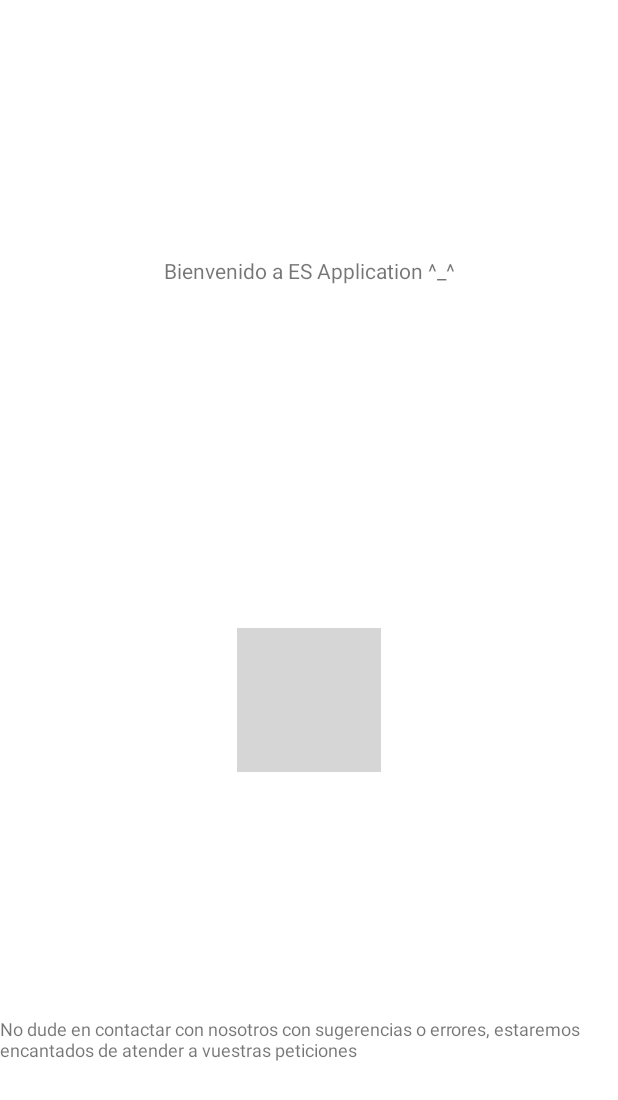
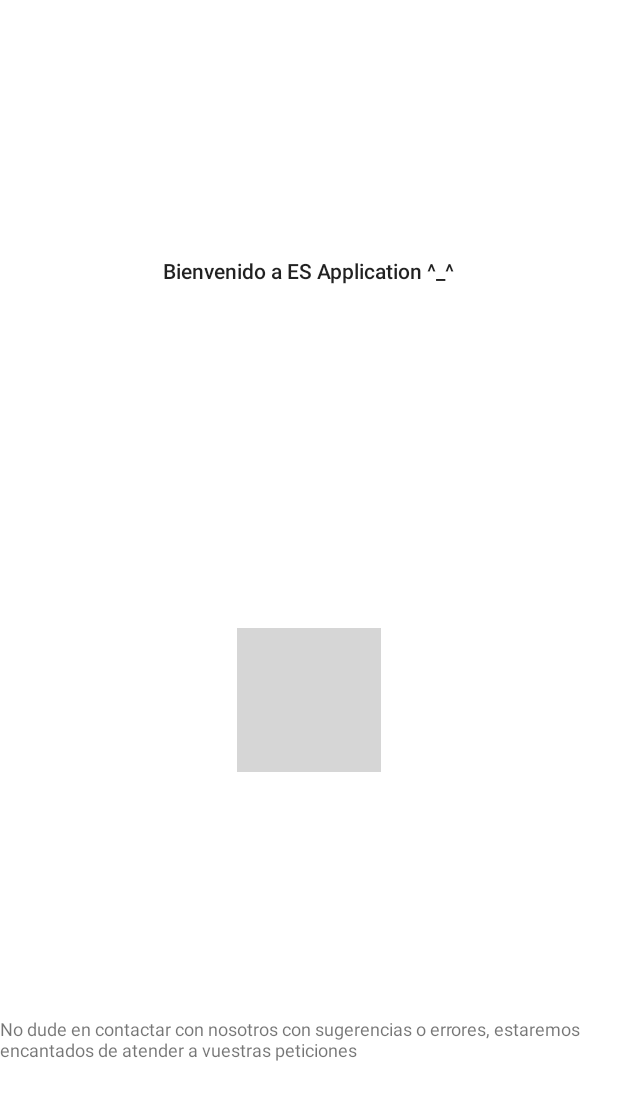
Before and after one commit to dragonblack404/ProyectoAndroid, an Android app: the layout activity_main.xml on its own in the app's theme, with its tools: preview values and no code run, on a phone screen of 412 x 824 dp. Shown: the top 1100 px of the screen. Run offline under Robolectric (Android 15) with nearby library versions, the phone set to English and light mode, and no system bars; grey boxes are pictures that could not be loaded.

Commit message:
commit 4
main terminado, comienzo nueva activity

```diff
--- a/app/src/main/java/com/example/projectprimtrim/MainActivity.java
+++ b/app/src/main/java/com/example/projectprimtrim/MainActivity.java
@@ -4,6 +4,7 @@ import androidx.annotation.NonNull;
 import androidx.appcompat.app.AppCompatActivity;
 
 import android.content.Intent;
+import android.graphics.BitmapFactory;
 import android.os.Bundle;
 import android.view.Menu;
 import android.view.MenuItem;
@@ -32,6 +33,7 @@ public class MainActivity extends AppCompatActivity {
     @Override
     public boolean onOptionsItemSelected(@NonNull MenuItem item) {
         Intent cambiarActividad;
+        //Option
 
         //Arrancaremos las actividades correspondientes,y ademas lanzaremos unos Toast para avisar
         // al usuario por donde se encuentra
--- a/app/src/main/res/layout/activity_main.xml
+++ b/app/src/main/res/layout/activity_main.xml
@@ -8,37 +8,40 @@
 
 
     <ImageView
-        android:id="@+id/imageView2"
+        android:id="@+id/imageInit"
         android:layout_width="wrap_content"
         android:layout_height="wrap_content"
         android:layout_marginTop="65dp"
-        app:layout_constraintBottom_toTopOf="@+id/textView3"
+        android:background="#FAFAFA"
+        app:layout_constraintBottom_toTopOf="@+id/textInitDown"
         app:layout_constraintEnd_toEndOf="parent"
         app:layout_constraintStart_toStartOf="parent"
-        app:layout_constraintTop_toBottomOf="@+id/textView2"
+        app:layout_constraintTop_toBottomOf="@+id/textInitUp"
         app:srcCompat="@drawable/portadaproject" />
 
     <TextView
-        android:id="@+id/textView2"
+        android:id="@+id/textInitUp"
         android:layout_width="wrap_content"
         android:layout_height="wrap_content"
         android:layout_marginStart="16dp"
         android:layout_marginTop="8dp"
         android:layout_marginEnd="16dp"
         android:text="@string/textInitUp"
-        app:layout_constraintBottom_toTopOf="@+id/imageView2"
+        android:textAppearance="@style/TextAppearance.AppCompat.Body2"
+        app:layout_constraintBottom_toTopOf="@+id/imageInit"
         app:layout_constraintEnd_toEndOf="parent"
         app:layout_constraintStart_toStartOf="parent"
         app:layout_constraintTop_toTopOf="parent" />
 
     <TextView
-        android:id="@+id/textView3"
+        android:id="@+id/textInitDown"
         android:layout_width="wrap_content"
         android:layout_height="wrap_content"
         android:layout_marginStart="8dp"
         android:layout_marginEnd="8dp"
         android:layout_marginBottom="116dp"
         android:text="@string/textInitDown"
+        android:textAppearance="@style/TextAppearance.AppCompat.Small"
         android:textSize="12sp"
         app:layout_constraintBottom_toBottomOf="parent"
         app:layout_constraintEnd_toEndOf="parent"
--- a/app/src/main/res/values/colors.xml
+++ b/app/src/main/res/values/colors.xml
@@ -7,4 +7,5 @@
     <color name="teal_700">#FF018786</color>
     <color name="black">#FF000000</color>
     <color name="white">#FFFFFFFF</color>
+    <color name="red">#C10000</color>
 </resources>
```
Also changed, not shown: app/src/main/java/com/example/projectprimtrim/Game.java (added, +26 -0 lines), app/src/main/res/layout/activity_categorias.xml (+31 -5 lines), app/src/main/res/layout/categorias_title.xml (added, +17 -0 lines), app/src/main/res/layout/categorias_view.xml (added, +23 -0 lines), app/src/main/res/values/strings.xml (+8 -0 lines).
